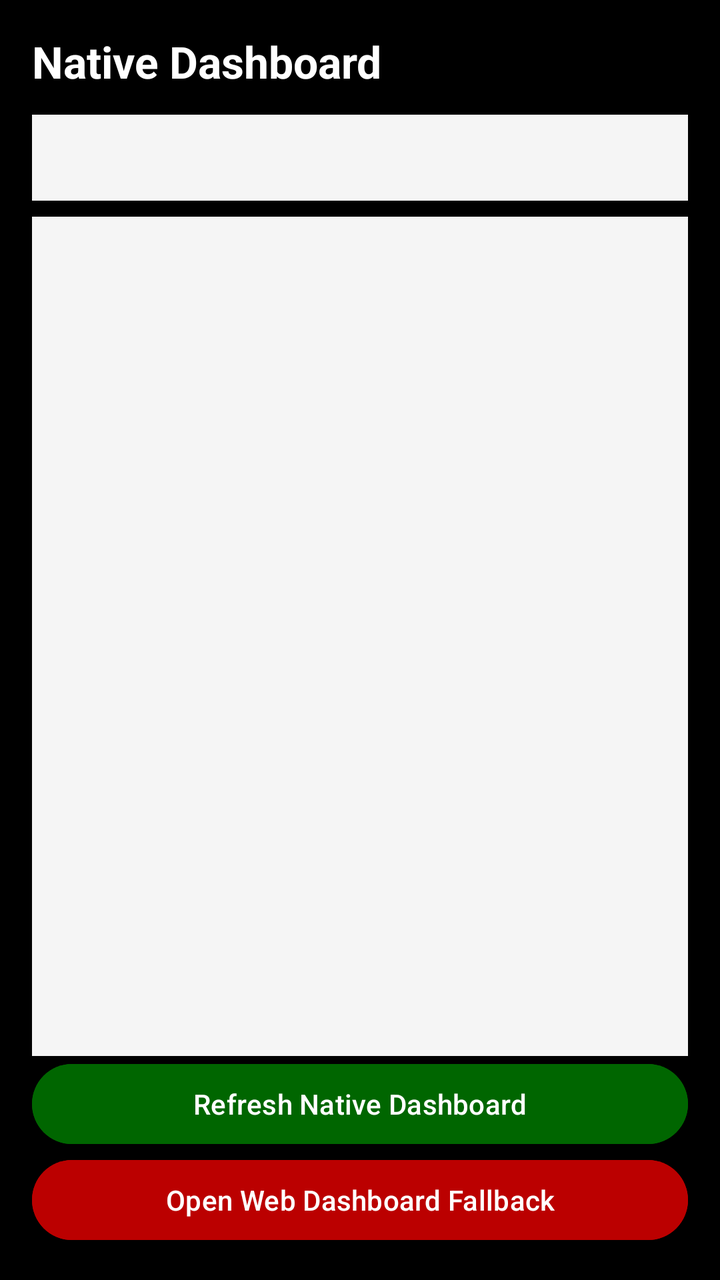
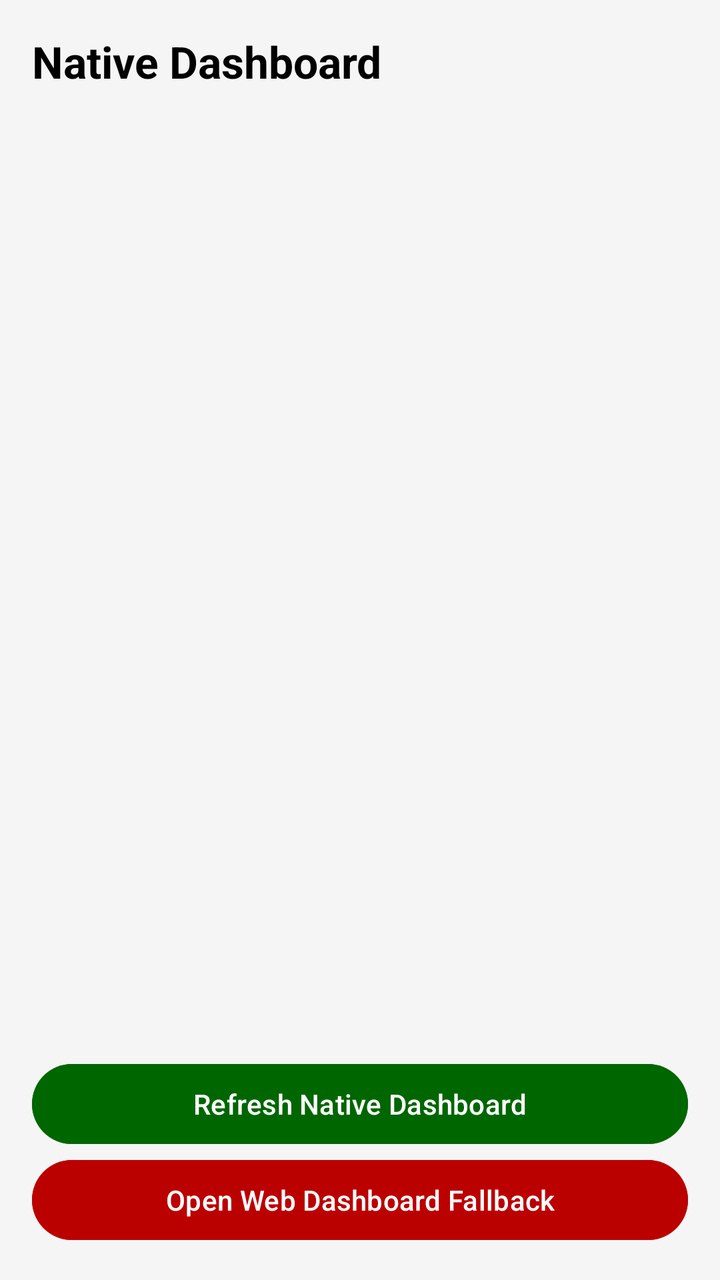

Before-and-after screenshots of an Android layout around one commit, followed by the original layout XML and the change that was made.
<!-- AndroidManifest.xml: application theme Theme.SST -->
<!-- res/layout/activity_dashboard.xml -->
<?xml version="1.0" encoding="utf-8"?>
<androidx.constraintlayout.widget.ConstraintLayout xmlns:android="http://schemas.android.com/apk/res/android"
    xmlns:app="http://schemas.android.com/apk/res-auto"
    android:layout_width="match_parent"
    android:layout_height="match_parent"
    android:background="@color/kenya_black"
    android:padding="16dp">

    <TextView
        android:id="@+id/titleView"
        android:layout_width="0dp"
        android:layout_height="wrap_content"
        android:text="Native Dashboard"
        android:textColor="@color/kenya_white"
        android:textSize="22sp"
        android:textStyle="bold"
        app:layout_constraintEnd_toEndOf="parent"
        app:layout_constraintStart_toStartOf="parent"
        app:layout_constraintTop_toTopOf="parent" />

    <TextView
        android:id="@+id/metricsView"
        android:layout_width="0dp"
        android:layout_height="wrap_content"
        android:layout_marginTop="12dp"
        android:background="@color/surface_light"
        android:padding="12dp"
        android:textColor="@color/kenya_black"
        app:layout_constraintEnd_toEndOf="parent"
        app:layout_constraintStart_toStartOf="parent"
        app:layout_constraintTop_toBottomOf="@id/titleView" />

    <TextView
        android:id="@+id/healthView"
        android:layout_width="0dp"
        android:layout_height="0dp"
        android:layout_marginTop="8dp"
        android:background="@color/surface_light"
        android:padding="12dp"
        android:textColor="@color/kenya_black"
        app:layout_constraintBottom_toTopOf="@id/refreshBtn"
        app:layout_constraintEnd_toEndOf="parent"
        app:layout_constraintStart_toStartOf="parent"
        app:layout_constraintTop_toBottomOf="@id/metricsView" />

    <Button
        android:id="@+id/refreshBtn"
        android:layout_width="0dp"
        android:layout_height="wrap_content"
        android:layout_marginTop="10dp"
        android:backgroundTint="@color/kenya_green"
        android:text="Refresh Native Dashboard"
        android:textColor="@color/kenya_white"
        app:layout_constraintBottom_toTopOf="@id/openWebDashboardBtn"
        app:layout_constraintEnd_toEndOf="parent"
        app:layout_constraintStart_toStartOf="parent" />

    <Button
        android:id="@+id/openWebDashboardBtn"
        android:layout_width="0dp"
        android:layout_height="wrap_content"
        android:layout_marginTop="8dp"
        android:backgroundTint="@color/kenya_red"
        android:text="Open Web Dashboard Fallback"
        android:textColor="@color/kenya_white"
        app:layout_constraintBottom_toBottomOf="parent"
        app:layout_constraintEnd_toEndOf="parent"
        app:layout_constraintStart_toStartOf="parent" />

</androidx.constraintlayout.widget.ConstraintLayout>
<!-- resources referenced by this layout -->
<resources>
  <color name="kenya_black">#000000</color>
  <color name="kenya_green">#006600</color>
  <color name="kenya_red">#BB0000</color>
  <color name="kenya_white">#FFFFFF</color>
  <color name="surface_light">#F5F5F5</color>
  <style name="Theme.SST" parent="Theme.Material3.DayNight.NoActionBar">
          <item name="colorPrimary">@color/kenya_red</item>
          <item name="colorOnPrimary">@color/kenya_white</item>
          <item name="colorSecondary">@color/kenya_green</item>
          <item name="colorOnSecondary">@color/kenya_white</item>
          <item name="android:statusBarColor">@color/kenya_black</item>
          <item name="android:navigationBarColor">@color/kenya_black</item>
      </style>
</resources>

<!-- the commit's change to res/layout/activity_dashboard.xml (unified diff, before → after) -->
@@ -3,7 +3,7 @@
     xmlns:app="http://schemas.android.com/apk/res-auto"
     android:layout_width="match_parent"
     android:layout_height="match_parent"
-    android:background="@color/kenya_black"
+    android:background="@color/surface_light"
     android:padding="16dp">
 
     <TextView
@@ -11,7 +11,7 @@
         android:layout_width="0dp"
         android:layout_height="wrap_content"
         android:text="Native Dashboard"
-        android:textColor="@color/kenya_white"
+        android:textColor="@color/kenya_black"
         android:textSize="22sp"
         android:textStyle="bold"
         app:layout_constraintEnd_toEndOf="parent"
<!-- resource entries referenced after the edit -->
@@ -10,8 +10,8 @@
           <item name="colorOnPrimary">@color/kenya_white</item>
           <item name="colorSecondary">@color/kenya_green</item>
           <item name="colorOnSecondary">@color/kenya_white</item>
-          <item name="android:statusBarColor">@color/kenya_black</item>
-          <item name="android:navigationBarColor">@color/kenya_black</item>
+          <item name="android:statusBarColor">@color/surface_light</item>
+          <item name="android:navigationBarColor">@color/surface_light</item>
       </style>
 </resources>
 
